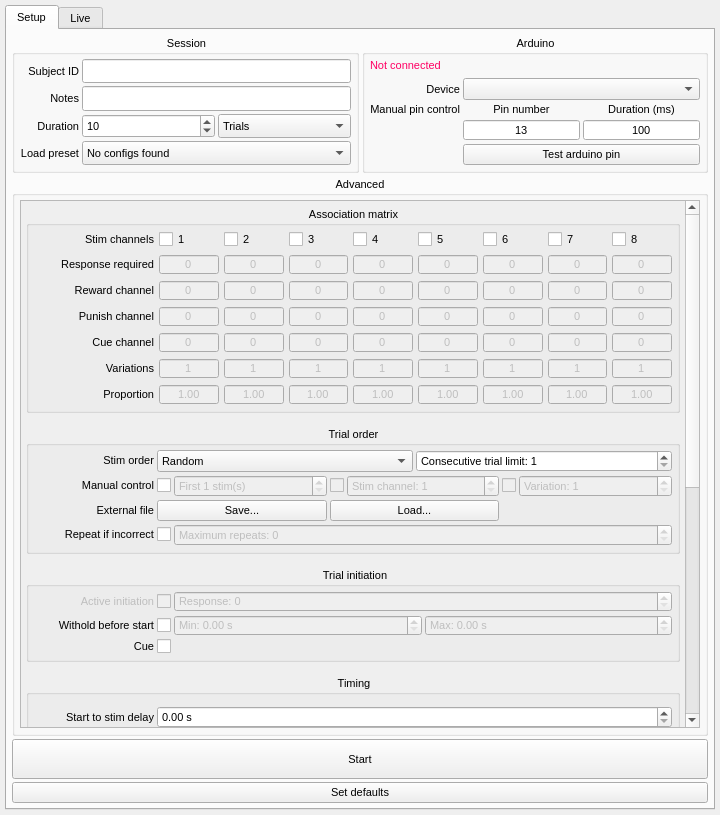
llerussell/PyBehaviour, file GUI/GUI.ui: the form before one commit.
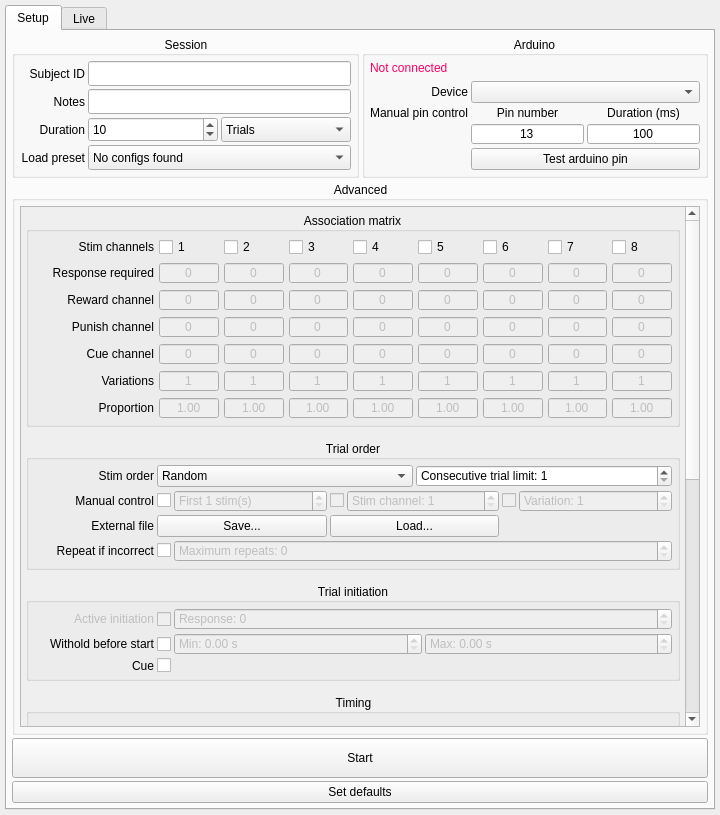
The form after the commit.

What changed in the file:
```diff
--- a/GUI/GUI.ui
+++ b/GUI/GUI.ui
@@ -20,7 +20,7 @@
    <string>PyBehaviour</string>
   </property>
   <property name="styleSheet">
-   <string notr="true">font-size: 8pt;</string>
+   <string notr="true">font-size: 9pt;</string>
   </property>
   <property name="animated">
    <bool>true</bool>
@@ -37,7 +37,7 @@
      <widget class="QTabWidget" name="tabWidget">
       <property name="font">
        <font>
-        <pointsize>8</pointsize>
+        <pointsize>9</pointsize>
        </font>
       </property>
       <property name="styleSheet">
@@ -59,7 +59,7 @@
              <widget class="QGroupBox" name="session_GroupBox">
               <property name="font">
                <font>
-                <pointsize>8</pointsize>
+                <pointsize>9</pointsize>
                </font>
               </property>
               <property name="title">
@@ -491,7 +491,7 @@
            <widget class="QGroupBox" name="trial_GroupBox">
             <property name="font">
              <font>
-              <pointsize>8</pointsize>
+              <pointsize>9</pointsize>
              </font>
             </property>
             <property name="styleSheet">
@@ -528,7 +528,7 @@
                  </property>
                  <property name="font">
                   <font>
-                   <pointsize>8</pointsize>
+                   <pointsize>9</pointsize>
                   </font>
                  </property>
                  <property name="styleSheet">
@@ -558,7 +558,7 @@
                     <x>0</x>
                     <y>-837</y>
                     <width>599</width>
-                    <height>1294</height>
+                    <height>1307</height>
                    </rect>
                   </property>
                   <property name="sizePolicy">
@@ -1107,7 +1107,7 @@
                             </property>
                             <property name="font">
                              <font>
-                              <pointsize>8</pointsize>
+                              <pointsize>9</pointsize>
                              </font>
                             </property>
                             <property name="toolTip">
@@ -1464,7 +1464,7 @@
                             </property>
                             <property name="font">
                              <font>
-                              <pointsize>8</pointsize>
+                              <pointsize>9</pointsize>
                              </font>
                             </property>
                             <property name="toolTip">
@@ -1544,7 +1544,7 @@
                             </property>
                             <property name="font">
                              <font>
-                              <pointsize>8</pointsize>
+                              <pointsize>9</pointsize>
                              </font>
                             </property>
                             <property name="toolTip">
@@ -1599,7 +1599,7 @@
                             </property>
                             <property name="font">
                              <font>
-                              <pointsize>8</pointsize>
+                              <pointsize>9</pointsize>
                              </font>
                             </property>
                             <property name="toolTip">
@@ -1701,7 +1701,7 @@
                             </property>
                             <property name="font">
                              <font>
-                              <pointsize>8</pointsize>
+                              <pointsize>9</pointsize>
                              </font>
                             </property>
                             <property name="toolTip">
@@ -1915,7 +1915,7 @@
                             </property>
                             <property name="font">
                              <font>
-                              <pointsize>8</pointsize>
+                              <pointsize>9</pointsize>
                              </font>
                             </property>
                             <property name="toolTip">
@@ -1970,7 +1970,7 @@
                             </property>
                             <property name="font">
                              <font>
-                              <pointsize>8</pointsize>
+                              <pointsize>9</pointsize>
                              </font>
                             </property>
                             <property name="toolTip">
@@ -2003,7 +2003,7 @@
                             </property>
                             <property name="font">
                              <font>
-                              <pointsize>8</pointsize>
+                              <pointsize>9</pointsize>
                              </font>
                             </property>
                             <property name="toolTip">
```
